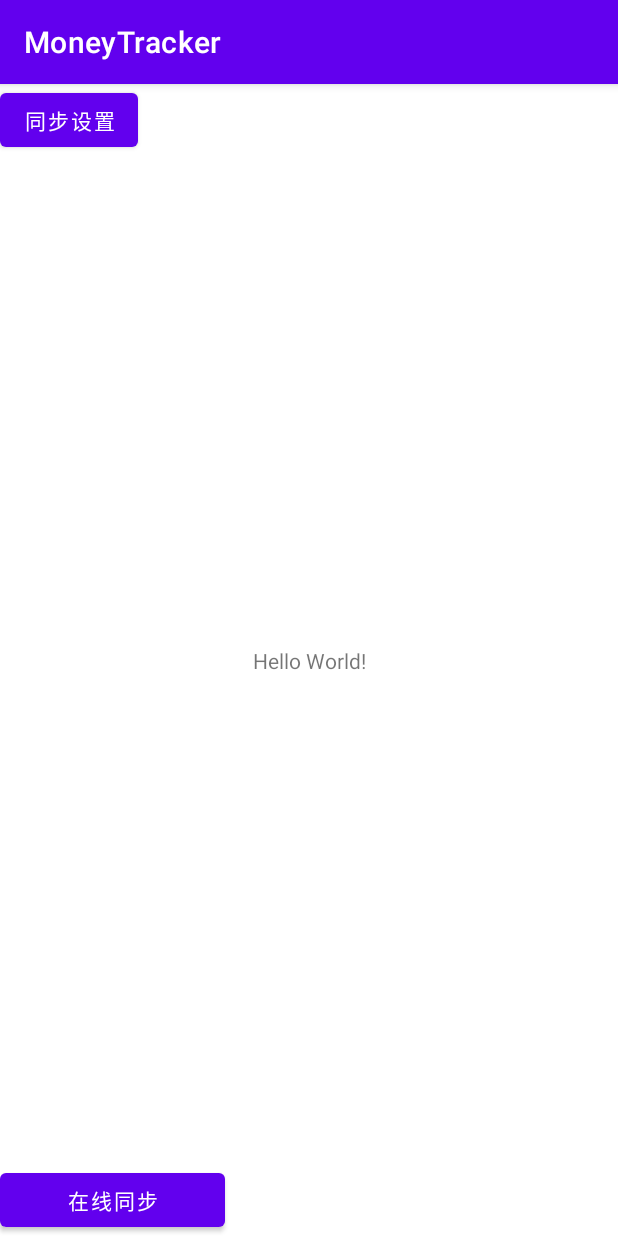
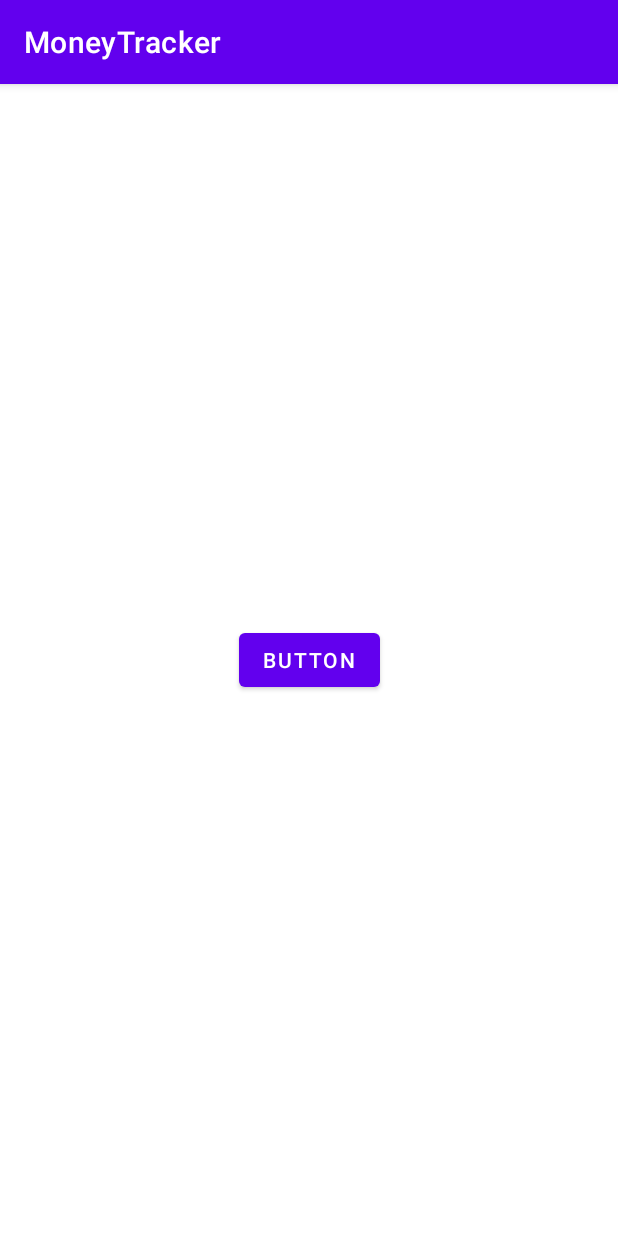
Before and after one commit to netlsd/MoneyTracker, an Android app: the screen it shows after launch (MainActivity before the commit, QueryActivity after it), on a phone screen of 412 x 824 dp. Run offline under Robolectric (Android 15) with nearby library versions, the phone set to English and light mode, and no system bars; libraries missing offline, so code that uses them is left out: androidx.datastore, androidx.datastore.preferences, com.thegrizzlylabs.sardineandroid; 6 statements that could not run were skipped.

```diff
--- a/app/src/main/java/com/netlsd/moneytracker/Extensions.kt
+++ b/app/src/main/java/com/netlsd/moneytracker/Extensions.kt
@@ -5,6 +5,7 @@ import android.app.ProgressDialog.show
 import android.content.Context
 import android.content.Intent
 import android.os.Bundle
+import android.os.Environment
 import android.widget.Toast
 import java.io.File
 import java.io.InputStream
@@ -21,3 +22,7 @@ fun Context.toast(text: String?) = Toast.makeText(this, text, Toast.LENGTH_LONG)
 fun Context.toast(textId: Int) = Toast.makeText(this, textId, Toast.LENGTH_LONG).show()
 
 fun File.saveStream(inputStream: InputStream) = this.outputStream().use { inputStream.copyTo(it) }
+
+fun Context.getDBFile() = File(filesDir, Const.DB_FILE_NAME)
+fun getBackupDir() = File(Environment.getExternalStorageDirectory(), Const.BACKUP_DIR_NAME)
+fun getBackupDBFile() = File(getBackupDir(), Const.DB_FILE_NAME)
--- a/app/src/main/java/com/netlsd/moneytracker/MainActivity.kt
+++ b/app/src/main/java/com/netlsd/moneytracker/MainActivity.kt
@@ -1,12 +1,19 @@
 package com.netlsd.moneytracker
 
+import android.Manifest
 import android.content.Intent
 import android.os.Bundle
+import android.util.Log
+import androidx.activity.result.contract.ActivityResultContracts
 import androidx.appcompat.app.AppCompatActivity
 import androidx.datastore.DataStore
 import androidx.datastore.preferences.Preferences
+import androidx.work.Data
+import androidx.work.OneTimeWorkRequestBuilder
+import androidx.work.WorkManager
 import com.netlsd.moneytracker.databinding.ActivityMainBinding
 import com.netlsd.moneytracker.di.Injector
+import com.netlsd.moneytracker.model.SardineError
 import com.netlsd.moneytracker.ui.dialog.PromptWithProgressDialog
 import kotlinx.coroutines.CoroutineScope
 import kotlinx.coroutines.Dispatchers
@@ -33,30 +40,58 @@ class MainActivity : AppCompatActivity() {
 
         val binding = ActivityMainBinding.inflate(layoutInflater)
 
+        // todo only once
+        requestPermission.launch(Manifest.permission.WRITE_EXTERNAL_STORAGE)
+
         binding.settingsButton.setOnClickListener {
             startActivity(Intent(this, SyncSettingsActivity::class.java))
         }
 
         sardine = Injector.provideBetterSardine()
-
         dataStore = Injector.provideWebDavDataStore(this)
 
         binding.syncButton.setOnClickListener {
+            syncDatabase()
+        }
+
+        startActivityForResult.launch(Intent(this, QueryActivity::class.java))
+
+        setContentView(binding.root)
+    }
+
+    private val startActivityForResult =
+        registerForActivityResult(ActivityResultContracts.StartActivityForResult()) {
+            if (it.resultCode == Const.CODE_DB_UPDATED) {
+
+            }
+        }
+
+    private val requestPermission =
+        registerForActivityResult(ActivityResultContracts.RequestPermission()) { isGranted ->
+            if (isGranted) {
+                autoRestoreBackup()
+            } else {
+                toast("没有文件写入权限您将无法使用本地数据库恢复功能")
+            }
+        }
+
+    private fun syncDatabase() {
         if (account.isEmpty()) {
             toast(getString(R.string.go_to_settings))
         } else {
             val dialog = PromptWithProgressDialog(this)
+            dialog.message = R.string.sync_confirm
             dialog.confirmListener = {
                 sardine.setCredentials(account, password)
 
                 ioScope.launch {
                     if (!sardine.exists(databaseAddress)) {
                         errorToast(dialog, R.string.remote_dir_not_exits)
-                            // todo check this
-                            return@launch
                     } else {
-                            val stream = sardine.get("https://dav.jianguoyun.com/dav/MoneyTracker/new.txt")
-                            if (stream == "Error") {
+                        // todo 处理异常, dismiss dialog
+                        val stream =
+                            sardine.get("https://dav.jianguoyun.com/dav/MoneyTracker/new.txt")
+                        if (stream == SardineError.UNKNOWN) {
                             errorToast(dialog, R.string.remote_db_not_exits)
                         } else {
                             File("${filesDir}/file.db").saveStream(stream as InputStream)
@@ -66,9 +101,6 @@ class MainActivity : AppCompatActivity() {
             }
             dialog.show()
         }
-        }
-
-        setContentView(binding.root)
     }
 
     private fun errorToast(dialog: PromptWithProgressDialog, textId: Int) {
@@ -108,4 +140,36 @@ class MainActivity : AppCompatActivity() {
             }
         }
     }
+
+    private fun autoRestoreBackup() {
+        val dbFile = getDBFile()
+        val backupDBFile = getBackupDBFile()
+
+        if (!dbFile.exists() && backupDBFile.exists()) {
+            val dialog = PromptWithProgressDialog(this)
+            dialog.message = R.string.auto_restore_backup
+            dialog.confirmListener = {
+                ioScope.launch {
+                    backupDBFile.copyTo(dbFile)
+                    uiScope.launch { dialog.dismiss() }
                 }
+            }
+            dialog.show()
+        }
+    }
+
+    private fun startBackupWork() {
+        val backupWorkRequest = OneTimeWorkRequestBuilder<BackupWorker>()
+        val data = Data.Builder()
+        data.putString(Const.KEY_ACCOUNT, account)
+        data.putString(Const.KEY_PASSWORD, password)
+        data.putString(Const.KEY_DATABASE_ADDRESS, databaseAddress)
+        backupWorkRequest.setInputData(data.build())
+        WorkManager.getInstance(this).enqueue(backupWorkRequest.build())
+    }
+
+    override fun onDestroy() {
+        super.onDestroy()
+        startBackupWork()
+    }
+}
--- /dev/null
+++ b/app/src/main/java/com/netlsd/moneytracker/QueryActivity.kt
@@ -0,0 +1,17 @@
+package com.netlsd.moneytracker
+
+import androidx.appcompat.app.AppCompatActivity
+import android.os.Bundle
+import android.widget.Button
+
+class QueryActivity : AppCompatActivity() {
+    override fun onCreate(savedInstanceState: Bundle?) {
+        super.onCreate(savedInstanceState)
+        setContentView(R.layout.activity_query)
+
+        findViewById<Button>(R.id.button).setOnClickListener {
+            setResult(Const.CODE_DB_UPDATED)
+            finish()
+        }
+    }
+}
--- /dev/null
+++ b/app/src/main/java/com/netlsd/moneytracker/model/SardineError.kt
@@ -0,0 +1,5 @@
+package com.netlsd.moneytracker.model
+
+enum class SardineError {
+    UNKNOWN
+}
--- a/app/src/main/java/com/netlsd/moneytracker/ui/dialog/PromptWithProgressDialog.kt
+++ b/app/src/main/java/com/netlsd/moneytracker/ui/dialog/PromptWithProgressDialog.kt
@@ -12,6 +12,7 @@ import com.netlsd.moneytracker.databinding.DialogPromptWithProgresBinding
 class PromptWithProgressDialog(context: Context) : Dialog(context) {
     private lateinit var binding: DialogPromptWithProgresBinding
     var confirmListener: (()->Unit)? = null
+    var message = -1
 
     override fun onCreate(savedInstanceState: Bundle?) {
         super.onCreate(savedInstanceState)
@@ -29,6 +30,8 @@ class PromptWithProgressDialog(context: Context) : Dialog(context) {
             confirmListener?.invoke()
         }
 
+        binding.promptTextView.setText(message)
+
         setContentView(binding.root)
 
         val width = (context.resources.displayMetrics.widthPixels * 0.8).toInt()
--- /dev/null
+++ b/app/src/main/res/layout/activity_query.xml
@@ -0,0 +1,18 @@
+<?xml version="1.0" encoding="utf-8"?>
+<androidx.constraintlayout.widget.ConstraintLayout xmlns:android="http://schemas.android.com/apk/res/android"
+    xmlns:app="http://schemas.android.com/apk/res-auto"
+    xmlns:tools="http://schemas.android.com/tools"
+    android:layout_width="match_parent"
+    android:layout_height="match_parent"
+    tools:context=".QueryActivity">
+
+    <Button
+        android:id="@+id/button"
+        android:layout_width="wrap_content"
+        android:layout_height="wrap_content"
+        android:text="Button"
+        app:layout_constraintBottom_toBottomOf="parent"
+        app:layout_constraintEnd_toEndOf="parent"
+        app:layout_constraintStart_toStartOf="parent"
+        app:layout_constraintTop_toTopOf="parent" />
+</androidx.constraintlayout.widget.ConstraintLayout>
--- a/app/src/main/res/layout/dialog_prompt_with_progres.xml
+++ b/app/src/main/res/layout/dialog_prompt_with_progres.xml
@@ -1,6 +1,7 @@
 <?xml version="1.0" encoding="utf-8"?>
 <androidx.constraintlayout.widget.ConstraintLayout xmlns:android="http://schemas.android.com/apk/res/android"
     xmlns:app="http://schemas.android.com/apk/res-auto"
+    xmlns:tools="http://schemas.android.com/tools"
     android:layout_width="wrap_content"
     android:layout_height="wrap_content"
     android:padding="30dp">
@@ -9,9 +10,9 @@
         android:id="@+id/promptTextView"
         android:layout_width="wrap_content"
         android:layout_height="wrap_content"
-        android:text="@string/sync_confirm"
         app:layout_constraintStart_toStartOf="parent"
-        app:layout_constraintTop_toTopOf="parent" />
+        app:layout_constraintTop_toTopOf="parent"
+        tools:text="@string/sync_confirm" />
 
     <Button
         android:id="@+id/okButton"
--- a/app/src/main/res/values/strings.xml
+++ b/app/src/main/res/values/strings.xml
@@ -19,5 +19,6 @@
     <string name="cancel">取消</string>
     <string name="remote_dir_not_exits">远程目录不存在，请确认</string>
     <string name="remote_db_not_exits">远程数据库不存在，请确认</string>
+    <string name="auto_restore_backup">检测到备份文件存在，是否恢复</string>
 
 </resources>
```
Also changed, not shown: app/build.gradle (+10 -5 lines), app/src/main/AndroidManifest.xml (+8 -2 lines), app/src/main/java/com/netlsd/moneytracker/BackupWorker.kt (added, +107 -0 lines), app/src/main/java/com/netlsd/moneytracker/BetterSardine.kt (+26 -5 lines), app/src/main/java/com/netlsd/moneytracker/Const.kt (+8 -0 lines), app/src/main/java/com/netlsd/moneytracker/SyncSettingsActivity.kt (+5 -4 lines). Lines whose indentation alone changed are shown as unchanged.
